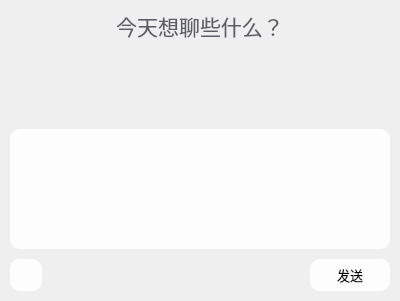
whdicu/OneGrab, file OneGrab/src/AITalkWidget.ui: the form before one commit.
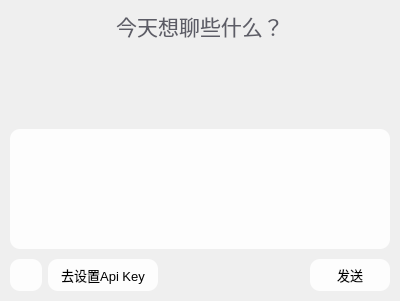
The form after the commit. Icons and pictures are not drawn.

Commit message: 1.增加AI设置 2.增加余额查询接口

The edit to the form file:
```diff
--- a/OneGrab/src/AITalkWidget.ui
+++ b/OneGrab/src/AITalkWidget.ui
@@ -211,6 +211,34 @@
        </property>
       </widget>
      </item>
+     <item>
+      <widget class="QPushButton" name="btn_goto_set_apikey">
+       <property name="minimumSize">
+        <size>
+         <width>110</width>
+         <height>32</height>
+        </size>
+       </property>
+       <property name="maximumSize">
+        <size>
+         <width>110</width>
+         <height>32</height>
+        </size>
+       </property>
+       <property name="font">
+        <font>
+         <family>Microsoft YaHei UI</family>
+         <pointsize>10</pointsize>
+        </font>
+       </property>
+       <property name="cursor">
+        <cursorShape>PointingHandCursor</cursorShape>
+       </property>
+       <property name="text">
+        <string>去设置Api Key</string>
+       </property>
+      </widget>
+     </item>
      <item>
       <spacer name="horizontalSpacer">
        <property name="orientation">
```
The commit also changes 10 other files.
